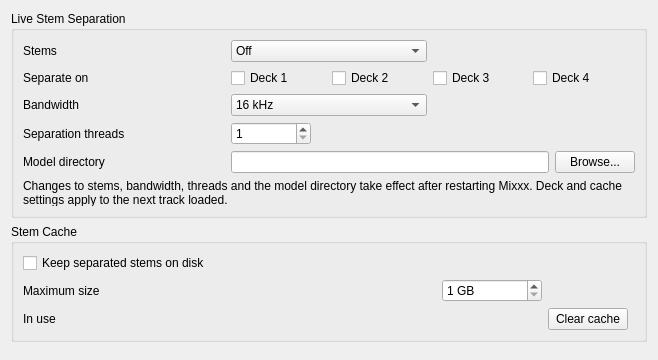
The window that src/preferences/dialog/dlgprefstemsdlg.ui (wobondar/mixxx) describes before a commit, drawn with Qt 5.
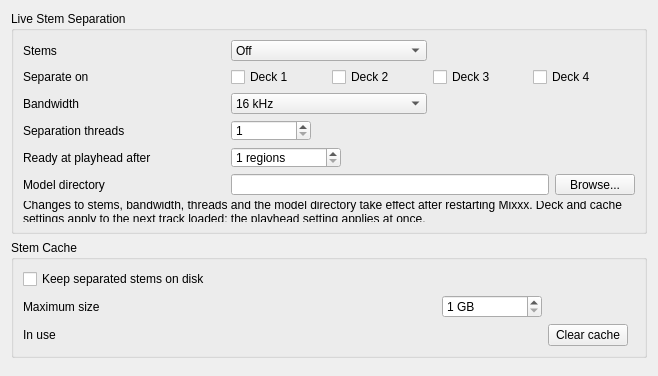
The same window after the commit.

Commit message:
feat(stems): report readiness at the playhead and settle native stem loads
The whole-track fraction says how much of a track is separated, not
whether the region playing has stems yet, so a deck now also reports
readiness at the playhead with a configurable lookahead in regions.
Native stem loads write the readiness controls every buffer instead
of inheriting what the previous track left on the deck.

Patch:
```diff
--- a/src/preferences/dialog/dlgprefstemsdlg.ui
+++ b/src/preferences/dialog/dlgprefstemsdlg.ui
@@ -198,6 +198,45 @@
       </item>
 
       <item row="4" column="0">
+       <widget class="QLabel" name="playheadRegionsLabel">
+        <property name="text">
+         <string>Ready at playhead after</string>
+        </property>
+        <property name="buddy">
+         <cstring>playheadRegionsSpinBox</cstring>
+        </property>
+       </widget>
+      </item>
+      <item row="4" column="1">
+       <widget class="QSpinBox" name="playheadRegionsSpinBox">
+        <property name="toolTip">
+         <string>Regions from the playhead onward that must be separated before the deck reports its stems usable there. Raise it if the indicator flickers while playing.</string>
+        </property>
+        <property name="suffix">
+         <string> regions</string>
+        </property>
+        <property name="minimum">
+         <number>1</number>
+        </property>
+        <property name="maximum">
+         <number>16</number>
+        </property>
+        <property name="minimumSize">
+         <size>
+          <width>60</width>
+          <height>0</height>
+         </size>
+        </property>
+        <property name="maximumSize">
+         <size>
+          <width>110</width>
+          <height>16777215</height>
+         </size>
+        </property>
+       </widget>
+      </item>
+
+      <item row="5" column="0">
        <widget class="QLabel" name="modelDirLabel">
         <property name="text">
          <string>Model directory</string>
@@ -207,7 +246,7 @@
         </property>
        </widget>
       </item>
-      <item row="4" column="1" colspan="2">
+      <item row="5" column="1" colspan="2">
        <layout class="QHBoxLayout" name="modelDirLayout">
         <item>
          <widget class="QLineEdit" name="modelDirLineEdit">
@@ -226,13 +265,13 @@
        </layout>
       </item>
 
-      <item row="5" column="0" colspan="3">
+      <item row="6" column="0" colspan="3">
        <widget class="QLabel" name="restartHintLabel">
         <property name="wordWrap">
          <bool>true</bool>
         </property>
         <property name="text">
-         <string>Changes to stems, bandwidth, threads and the model directory take effect after restarting Mixxx. Deck and cache settings apply to the next track loaded.</string>
+         <string>Changes to stems, bandwidth, threads and the model directory take effect after restarting Mixxx. Deck and cache settings apply to the next track loaded; the playhead setting applies at once.</string>
         </property>
        </widget>
       </item>
```
The commit also changes 7 other files.
